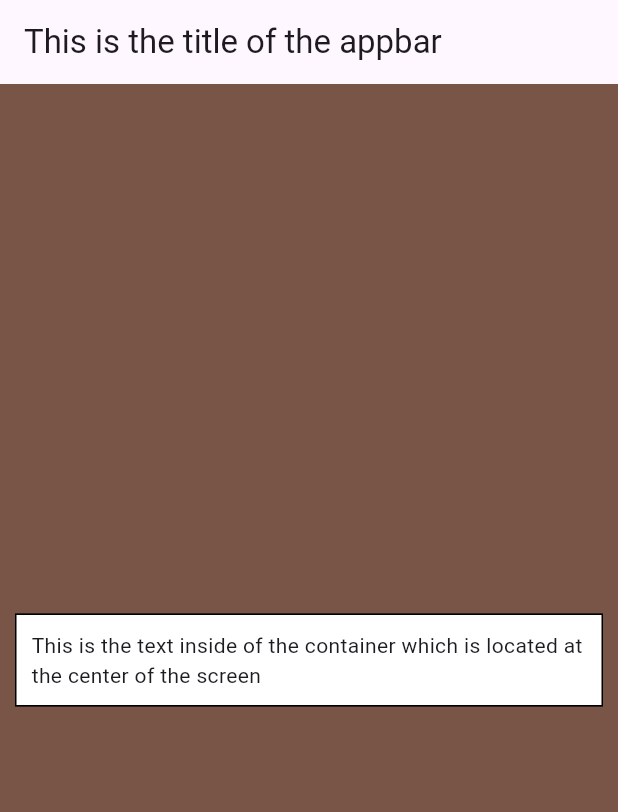
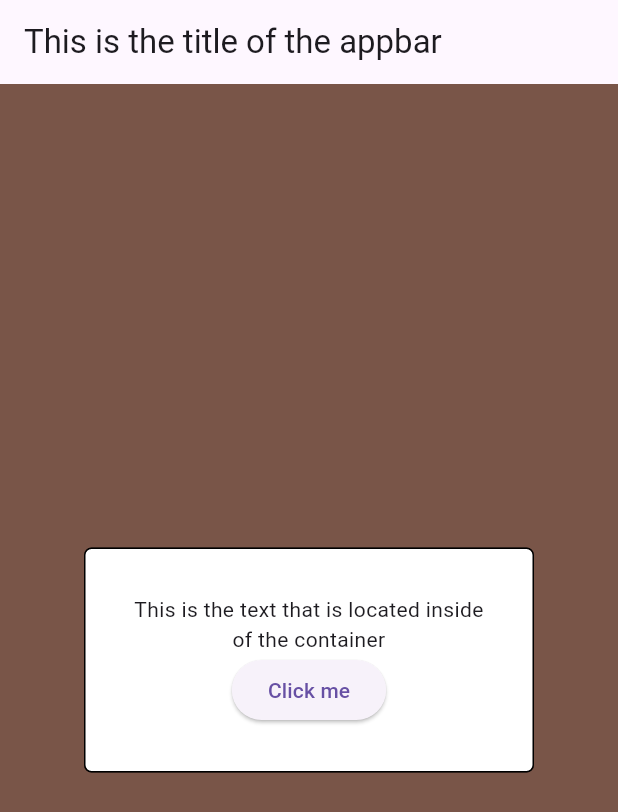
Before and after one commit to sarveshsalokhe26/Hike, a Flutter app: the screen it shows after launch, on a phone screen of 412 x 824 dp. Shown: the top 812 px of the screen. Run offline on Flutter 3.47's test engine with Material 3 defaults, Android fonts, the phone set to English and light mode, and no system bars.

Commit message:
learning: Adding Botton to the container by wrapping it around column widget

```diff
--- a/hike_app/lib/main.dart
+++ b/hike_app/lib/main.dart
@@ -23,21 +23,44 @@
   Widget build(BuildContext context) {
     return Scaffold(
       backgroundColor: Colors.brown,
+      appBar: AppBar(title: Text('This is the title of the appbar')),
 
-      appBar: AppBar(title: Text('This is the title of the appbar')),
       body: Center(
         child: Container(
-          padding: EdgeInsets.all(10),
-          margin: EdgeInsets.all(10),
+          height: 150,
+          width: 300,
+          padding: EdgeInsets.all(30),
+          margin: EdgeInsets.all(30),
 
           decoration: BoxDecoration(
             border: Border.all(color: Colors.black, width: 1),
             color: Colors.white,
             boxShadow: [BoxShadow(color: Colors.black.withOpacity(0.5))],
+            borderRadius: BorderRadius.circular(5),
           ),
 
-          child: Text(
-            'This is the text inside of the container which is located at the center of the screen',
+          //Wrapping the container around the column so that we can add multiple texts and buttons to the container
+          child: Column(
+            mainAxisAlignment: MainAxisAlignment
+                .spaceBetween, //main axis alignment set to center
+            crossAxisAlignment: CrossAxisAlignment.center,
+
+            children: [
+              //Adding text to the container
+              Text(
+                'This is the text that is located inside of the container ',
+                textAlign: TextAlign.center,
+              ),
+
+              ElevatedButton(
+                onPressed: () {
+                  ScaffoldMessenger.of(
+                    context,
+                  ).showSnackBar(SnackBar(content: Text('Button pressed')));
+                },
+                child: Text('Click me'),
+              ),
+            ],
           ),
         ),
       ),
```
